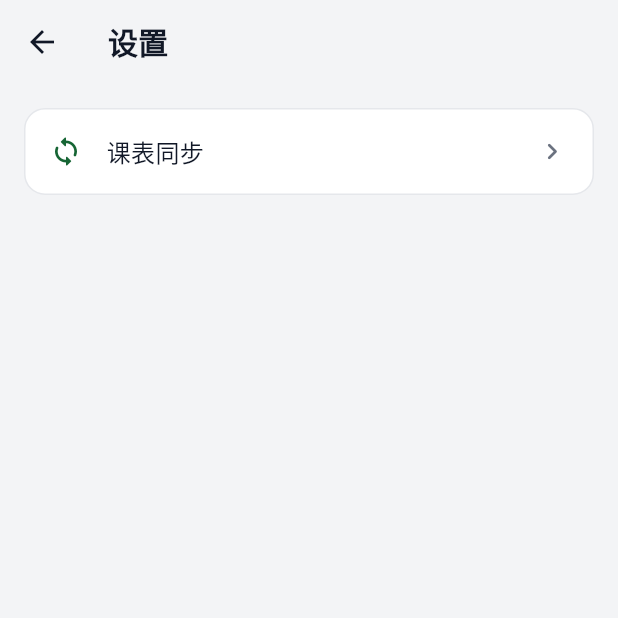
After one commit to FmCoral/HUNAU-Booking, a Flutter app: the SettingsScreen screen opened directly, on a phone screen of 412 x 824 dp, the top half of it. The commit adds this screen. Run offline on Flutter 3.47's test engine with Material 3 defaults, Android fonts, the phone set to English and light mode, and no system bars; our stand-ins replace cookie_jar, dio, flutter_markdown, package_info_plus, shared_preferences; missing offline and left inert: android_package_installer, encrypt, flutter_inappwebview, pointycastle; accounts and stored records are empty.

Commit message:
feat: 课表同步入口移至设置并修复切号残留
1. 退出登录会清除本地课表与登录状态，切换账号不再显示上一个人的课表
2. 课表同步入口移到「我的 → 设置 → 课表同步」，课表页更简洁
3. 登录后本地没有课表时自动同步；失败可在首页一键重新同步
4. 同步失败时提示检查「智慧湘农-教务系统」能否正常进入

```diff
--- a/lib/core/utils/l10n_extension.dart
+++ b/lib/core/utils/l10n_extension.dart
@@ -10,7 +10,7 @@ class AppL10n {
   const AppL10n();
 
   String get noLocalTimetable => '暂无本地课表';
-  String get tapRefreshButtonToSync => '点击右上角刷新按钮手动同步';
+  String get tapRefreshButtonToSync => '前往「我的 → 设置 → 课表同步」获取课表';
   String get timetableSyncing => '课表正在同步中';
   String get timetableSyncingDesc => '系统正在为您全自动拉取教务课表\n请稍等片刻...';
   String get noTimetableFound => '未获取到课表';
--- a/lib/features/profile/profile_screen.dart
+++ b/lib/features/profile/profile_screen.dart
@@ -5,6 +5,7 @@ import '../../core/auth_scope.dart';
 import '../../core/theme/app_tokens.dart';
 import '../../core/utils/route_utils.dart';
 import 'screens/about_screen.dart';
+import 'screens/settings_screen.dart';
 
 class ProfileScreen extends StatelessWidget {
   const ProfileScreen({super.key});
@@ -44,6 +45,10 @@ class ProfileScreen extends StatelessWidget {
                     context,
                     icon: Icons.settings_outlined,
                     title: '设置',
+                    onTap: () => Navigator.push(
+                      context,
+                      createSlideHorizontalRoute(const SettingsScreen()),
+                    ),
                   ),
                   Divider(height: 1, indent: 56, color: c.border),
                   _buildListTile(
--- /dev/null
+++ b/lib/features/profile/screens/settings_screen.dart
@@ -0,0 +1,113 @@
+import 'package:flutter/material.dart';
+
+import '../../../core/auth_scope.dart';
+import '../../../core/theme/app_tokens.dart';
+import '../../timetable/services/timetable_events.dart';
+import '../../timetable/services/ydjwxt_service.dart';
+
+/// 设置页：目前提供教务课表同步入口。
+class SettingsScreen extends StatefulWidget {
+  const SettingsScreen({super.key});
+
+  @override
+  State<SettingsScreen> createState() => _SettingsScreenState();
+}
+
+class _SettingsScreenState extends State<SettingsScreen> {
+  final YdjwxtService _service = YdjwxtService();
+
+  bool _syncing = false;
+
+  Future<void> _sync() async {
+    if (_syncing) return;
+
+    final messenger = ScaffoldMessenger.of(context);
+    if (!AuthScope.of(context).isAuthenticated) {
+      messenger.showSnackBar(const SnackBar(content: Text('请先登录')));
+      return;
+    }
+
+    setState(() => _syncing = true);
+
+    try {
+      final result = await _service.syncTimetable(onProgress: (_) {});
+      // 通知课表页重新读取本地文件。
+      timetableRevision.value++;
+      messenger.showSnackBar(
+        SnackBar(content: Text('同步成功，共 ${result.courseCount} 门课程')),
+      );
+    } catch (e) {
+      final message = e.toString().replaceFirst('Exception: ', '');
+      messenger.showSnackBar(SnackBar(content: Text('同步失败：$message')));
+    } finally {
+      if (mounted) {
+        setState(() => _syncing = false);
+      }
+    }
+  }
+
+  @override
+  Widget build(BuildContext context) {
+    final c = context.colors;
+
+    return Scaffold(
+      appBar: AppBar(title: const Text('设置')),
+      body: ListView(
+        padding: const EdgeInsets.symmetric(
+          horizontal: AppSpacing.page,
+          vertical: AppSpacing.lg,
+        ),
+        children: [
+          Container(
+            decoration: BoxDecoration(
+              color: c.surface,
+              borderRadius: AppRadius.cardAll,
+              border: Border.all(color: c.border),
+            ),
+            clipBehavior: Clip.antiAlias,
+            child: InkWell(
+              onTap: _syncing ? null : _sync,
+              child: ConstrainedBox(
+                constraints: const BoxConstraints(minHeight: 56),
+                child: Padding(
+                  padding: const EdgeInsets.symmetric(
+                    horizontal: AppSpacing.lg,
+                    vertical: AppSpacing.md,
+                  ),
+                  child: Row(
+                    children: [
+                      Icon(
+                        Icons.sync_rounded,
+                        size: 22,
+                        color: _syncing ? c.textMuted : c.brandText,
+                      ),
+                      const SizedBox(width: AppSpacing.lg),
+                      Expanded(
+                        child: Text(
+                          '课表同步',
+                          style: AppText.body.copyWith(color: c.text),
+                        ),
+                      ),
+                      if (_syncing)
+                        const SizedBox(
+                          width: 20,
+                          height: 20,
+                          child: CircularProgressIndicator(strokeWidth: 2),
+                        )
+                      else
+                        Icon(
+                          Icons.chevron_right_rounded,
+                          size: 22,
+                          color: c.textMuted,
+                        ),
+                    ],
+                  ),
+                ),
+              ),
+            ),
+          ),
+        ],
+      ),
+    );
+  }
+}
--- /dev/null
+++ b/lib/features/timetable/services/timetable_events.dart
@@ -0,0 +1,7 @@
+import 'package:flutter/foundation.dart';
+
+/// 课表数据变更信号。
+///
+/// 任何入口（设置页手动同步等）写入课表文件后自增，
+/// 课表页监听该值重新读取本地文件，避免停留在旧数据。
+final ValueNotifier<int> timetableRevision = ValueNotifier<int>(0);
--- a/pubspec.yaml
+++ b/pubspec.yaml
@@ -16,7 +16,7 @@ publish_to: 'none' # Remove this line if you wish to publish to pub.dev
 # https://developer.apple.com/library/archive/documentation/General/Reference/InfoPlistKeyReference/Articles/CoreFoundationKeys.html
 # In Windows, build-name is used as the major, minor, and patch parts
 # of the product and file versions while build-number is used as the build suffix.
-version: 1.0.6+7
+version: 1.0.7+8
 
 environment:
   sdk: ^3.13.5
```
Also changed, not shown: lib/core/auth_controller.dart (+7 -0 lines), lib/features/timetable/screens/timetable_screen.dart (+43 -51 lines), lib/features/timetable/services/timetable_storage.dart (+17 -0 lines), lib/features/timetable/widgets/empty_timetable_state.dart (+18 -2 lines), 1 other file.
